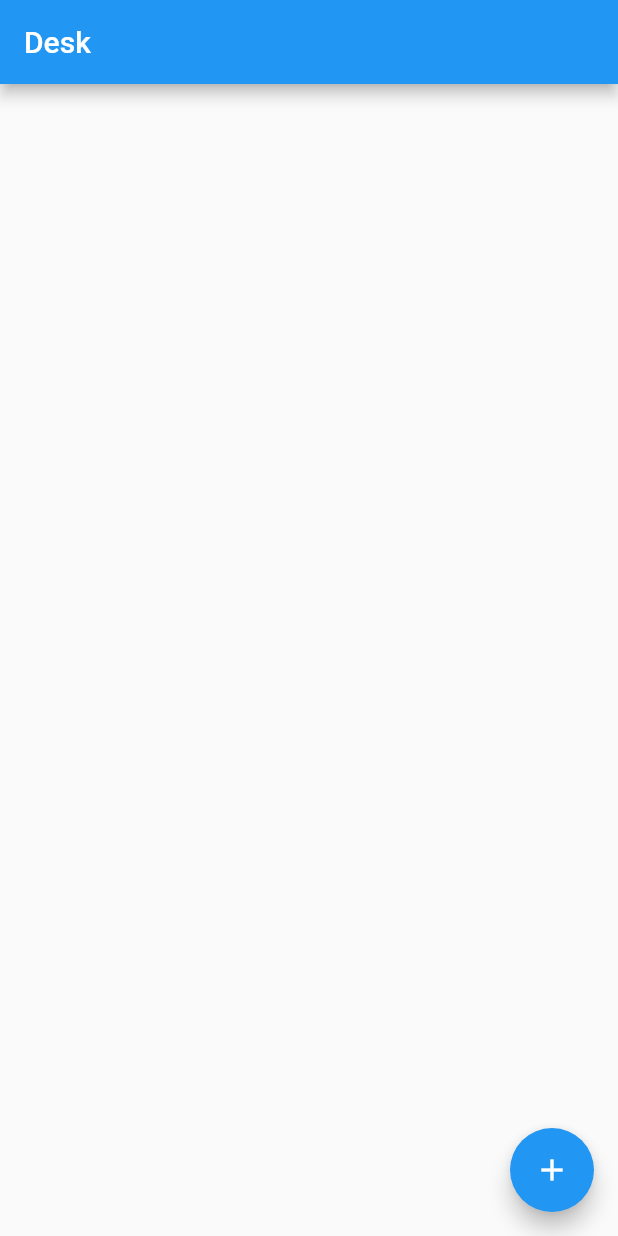
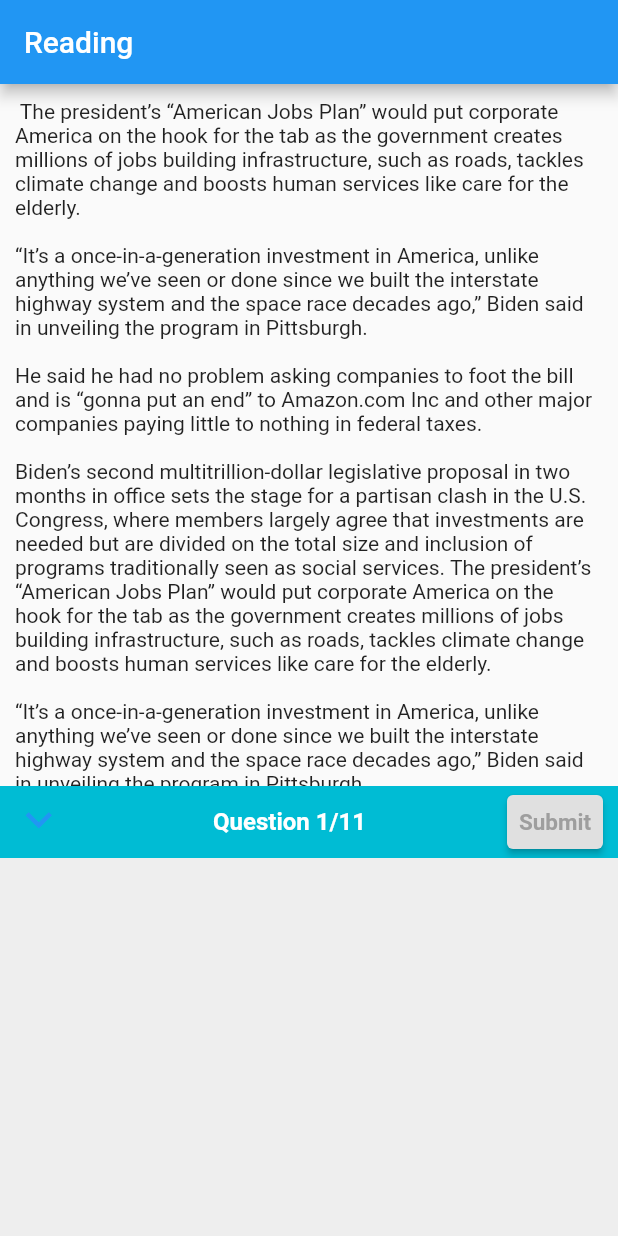
Before and after one commit to entest-hai/flutter_ielts, a Flutter app: the screen it shows after launch, on a phone screen of 412 x 824 dp. Run offline on Flutter 3.47's test engine with Material 2 defaults, Android fonts, the light colour scheme and no system bars; our stand-ins replace carousel_slider, flutter_bloc.

Commit message:
reading view using stack

```diff
--- a/lib/main.dart
+++ b/lib/main.dart
@@ -4,9 +4,12 @@ import 'package:carousel_slider/carousel_slider.dart';
 import 'dart:math' as math;
 import 'Product.dart';
 import 'Vocabulary.dart';
+import 'reading_app.dart';
 
 void main() {
-  runApp(VocabularyApp());
+  runApp(ReadingApp());
+  // runApp(MyApp());
+  // runApp(VocabularyApp());
 }
 
 class MyApp extends StatelessWidget {
--- /dev/null
+++ b/lib/reading_app.dart
@@ -0,0 +1,102 @@
+import 'package:flutter/material.dart';
+import 'dart:math' as math;
+import 'reading_content.dart';
+
+class ReadingApp extends StatelessWidget {
+  @override
+  Widget build(BuildContext context) {
+    return MaterialApp(
+      home: Scaffold(
+        appBar: AppBar(
+          title: Text("Reading"),
+        ),
+        body: SafeArea(
+          child: Stack(
+            children: [
+              Padding(
+                padding: const EdgeInsets.all(10.0),
+                child: SingleChildScrollView(
+                  child: Center(
+                    child: Text(readingcontent),
+                  ),
+                ),
+              ),
+              Positioned(
+                bottom: 0,
+                right: 0,
+                child: QuestionView(),
+              ),
+            ],
+          ),
+        ),
+      ),
+    );
+  }
+}
+
+class QuestionView extends StatefulWidget {
+  @override
+  State<StatefulWidget> createState() {
+    return _QuestionViewState();
+  }
+}
+
+class _QuestionViewState extends State<QuestionView> {
+  bool _hidden = false;
+
+  @override
+  Widget build(BuildContext context) {
+    return Container(
+      color: Colors.cyan,
+      height: _hidden ? 50 : 300,
+      width: MediaQuery.of(context).size.width,
+      child: Column(
+        children: [
+          Row(
+            children: [
+              Transform.rotate(
+                angle: 270 * math.pi / 180,
+                child: IconButton(
+                    icon: Icon(
+                      Icons.chevron_left,
+                      color: Colors.blue,
+                      size: 35,
+                    ),
+                    onPressed: () {
+                      setState(() {
+                        _hidden = !_hidden;
+                      });
+                    }),
+              ),
+              Spacer(),
+              Text(
+                "Question 1/11",
+                style: TextStyle(
+                    color: Colors.white,
+                    fontSize: 16,
+                    fontWeight: FontWeight.bold),
+              ),
+              Spacer(),
+              Padding(
+                padding: const EdgeInsets.only(right: 10),
+                child: ElevatedButton(
+                    style: ElevatedButton.styleFrom(
+                        primary: Colors.grey[300],
+                        padding: EdgeInsets.only(left: 5, right: 5)),
+                    onPressed: () {},
+                    child: Text(
+                      "Submit",
+                      style: TextStyle(
+                          fontSize: 15,
+                          fontWeight: FontWeight.bold,
+                          color: Colors.grey),
+                    )),
+              ),
+            ],
+          ),
+          Expanded(child: Container(color: Colors.grey[200]))
+        ],
+      ),
+    );
+  }
+}
--- /dev/null
+++ b/lib/reading_content.dart
@@ -0,0 +1,26 @@
+const readingcontent =
+    """ The president’s “American Jobs Plan” would put corporate America on the hook for the tab as the government creates millions of jobs building infrastructure, such as roads, tackles climate change and boosts human services like care for the elderly.
+
+“It’s a once-in-a-generation investment in America, unlike anything we’ve seen or done since we built the interstate highway system and the space race decades ago,” Biden said in unveiling the program in Pittsburgh.
+
+He said he had no problem asking companies to foot the bill and is “gonna put an end” to Amazon.com Inc and other major companies paying little to nothing in federal taxes.
+
+Biden’s second multitrillion-dollar legislative proposal in two months in office sets the stage for a partisan clash in the U.S. Congress, where members largely agree that investments are needed but are divided on the total size and inclusion of programs traditionally seen as social services. The president’s “American Jobs Plan” would put corporate America on the hook for the tab as the government creates millions of jobs building infrastructure, such as roads, tackles climate change and boosts human services like care for the elderly.
+
+“It’s a once-in-a-generation investment in America, unlike anything we’ve seen or done since we built the interstate highway system and the space race decades ago,” Biden said in unveiling the program in Pittsburgh.
+
+He said he had no problem asking companies to foot the bill and is “gonna put an end” to Amazon.com Inc and other major companies paying little to nothing in federal taxes.
+
+Biden’s second multitrillion-dollar legislative proposal in two months in office sets the stage for a partisan clash in the U.S. Congress, where members largely agree that investments are needed but are divided on the total size and inclusion of programs traditionally seen as social services. The president’s “American Jobs Plan” would put corporate America on the hook for the tab as the government creates millions of jobs building infrastructure, such as roads, tackles climate change and boosts human services like care for the elderly.
+
+“It’s a once-in-a-generation investment in America, unlike anything we’ve seen or done since we built the interstate highway system and the space race decades ago,” Biden said in unveiling the program in Pittsburgh.
+
+He said he had no problem asking companies to foot the bill and is “gonna put an end” to Amazon.com Inc and other major companies paying little to nothing in federal taxes.
+
+Biden’s second multitrillion-dollar legislative proposal in two months in office sets the stage for a partisan clash in the U.S. Congress, where members largely agree that investments are needed but are divided on the total size and inclusion of programs traditionally seen as social services. The president’s “American Jobs Plan” would put corporate America on the hook for the tab as the government creates millions of jobs building infrastructure, such as roads, tackles climate change and boosts human services like care for the elderly.
+
+“It’s a once-in-a-generation investment in America, unlike anything we’ve seen or done since we built the interstate highway system and the space race decades ago,” Biden said in unveiling the program in Pittsburgh.
+
+He said he had no problem asking companies to foot the bill and is “gonna put an end” to Amazon.com Inc and other major companies paying little to nothing in federal taxes.
+
+Biden’s second multitrillion-dollar legislative proposal in two months in office sets the stage for a partisan clash in the U.S. Congress, where members largely agree that investments are needed but are divided on the total size and inclusion of programs traditionally seen as social services.""";
```
Also changed, not shown: lib/Vocabulary.dart (+17 -12 lines).
